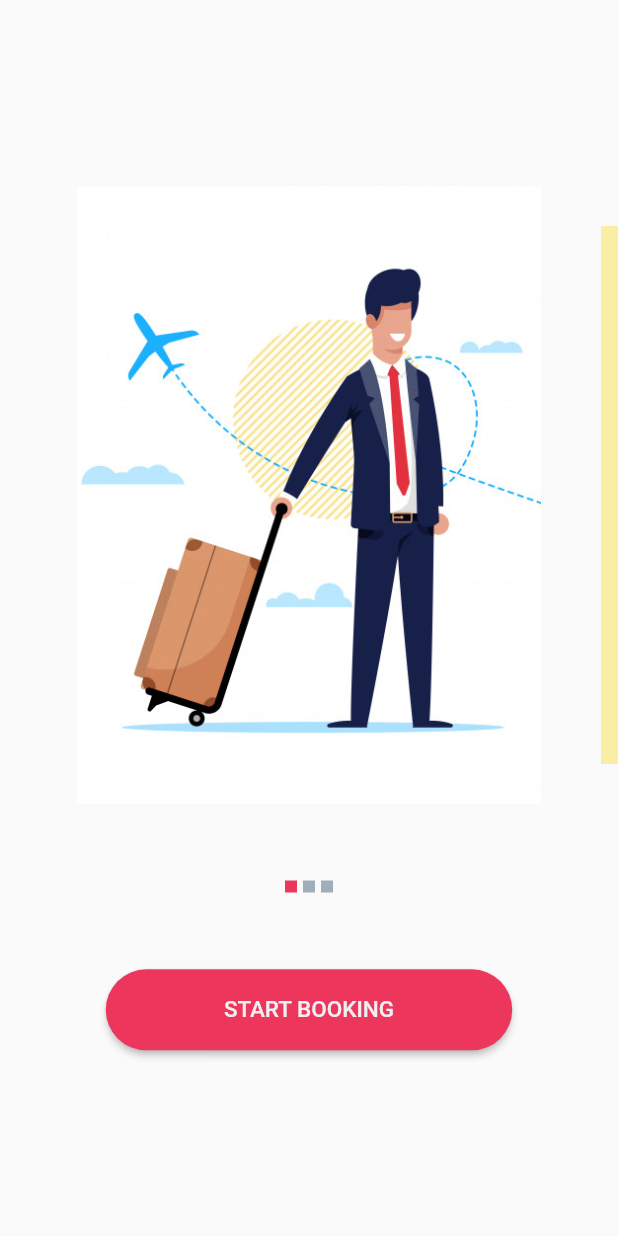
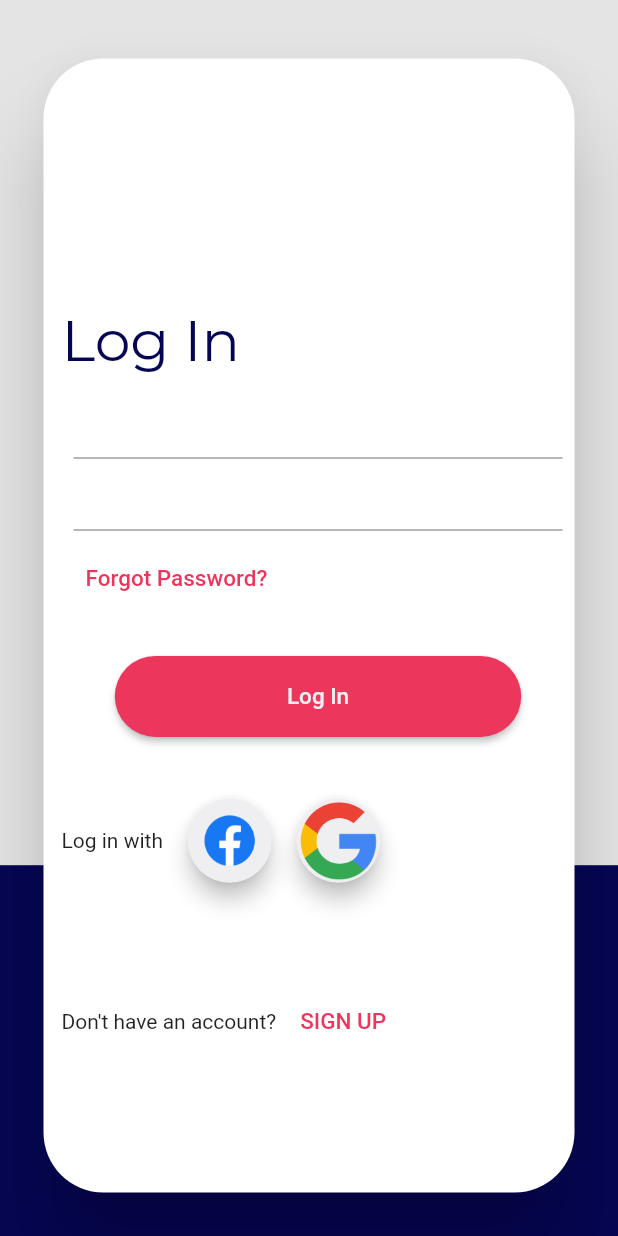
Before and after one commit to ShrirangaB/NavanaAir, a Flutter app: the screen it shows after launch, on a phone screen of 412 x 824 dp. Run offline on Flutter 3.47's test engine with Material 2 defaults, Android fonts, the phone set to English and light mode, and no system bars; drawn by our look-alikes of carousel_slider; our stand-ins replace google_fonts.

Commit message:
seventh commit

```diff
--- a/lib/constants/constantStrings.dart
+++ b/lib/constants/constantStrings.dart
@@ -24,6 +24,11 @@ class ConstantString {
   static const enterName = "please enter name";
   static const enterValidEmail = "Please enter the Email";
   static const opacImage = "assets/images/dwm.jpg";
+  static const logInText = "Log In";
+  static const logInWith = "Log in with";
+  static const forgotPwd = "Forgot Password?";
+  static const loginButtonTxt = "Log In";
+  static const dontHaveAcc = "Don't have an account?";
 }
 
 //adding  images in a list
@@ -33,3 +38,49 @@ List imgList = [
   "assets/images/image2.jpg",
   "assets/images/image3.jpg",
 ];
+
+//  //Validating the password
+//   String validatePassword(String value) {
+//     Pattern pattern =
+//         r'^(?=.*?[A-Z])(?=.*?[a-z])(?=.*?[0-9])(?=.*?[!@#\$&*~]).{8,}$';
+//     RegExp regex = RegExp(pattern);
+//     print(value);
+//     try {
+//       if (value.isEmpty) {
+//         return ConstantString.pleaseEnterPwd;
+//       } else {
+//         if (!regex.hasMatch(value))
+//           return ConstantString.pwdCondition;
+//         else
+//           return null;
+//       }
+//     } on Exception catch (e) {
+//       // TODO
+//     }
+//   }
+
+//   //Validating the Name
+//   String validateName(String value) {
+//     if (value.isEmpty) {
+//       return ConstantString.validname;
+//     }
+//     return null;
+//   }
+
+// //Validating the email
+// String validateEmail(String value) {
+//   Pattern pattern =
+//       r'^(([^<>()[\]\\.,;:\s@\"]+(\.[^<>()[\]\\.,;:\s@\"]+)*)|(\".+\"))@((\[[0-9]{1,3}\.[0-9]{1,3}\.[0-9]{1,3}\.[0-9]{1,3}\])|(([a-zA-Z\-0-9]+\.)+[a-zA-Z]{2,}))$';
+//   RegExp regex = RegExp(pattern);
+//   try {
+//     if (!regex.hasMatch(value)) {
+//       print('Email is valid');
+//       return 'Enter Valid Email';
+//     } else {
+//       print(ConstantString.validEmail);
+//       return ConstantString.validEmail;
+//     }
+//   } on Exception catch (e) {
+//       // TODO
+//   }
+// }
--- a/lib/constants/constantcolors.dart
+++ b/lib/constants/constantcolors.dart
@@ -11,4 +11,6 @@ class CustomColors {
   static const Color greyDots = Color(0xffA1ADBB);
   static const Color buttonPink = Color(0xffEC365C);
   static const Color pinkDots = Color(0xffEC365C);
+  static const Color cardWhite = Color(0xffffffff);
+  static const Color cardGrey = Color(0xffe4e4e4);
 }
--- a/lib/main.dart
+++ b/lib/main.dart
@@ -1,3 +1,4 @@
+import 'package:NavanaAir/screen/login.dart';
 import 'package:NavanaAir/screen/splashscreen.dart';
 import 'package:flutter/material.dart';
 
@@ -20,7 +21,7 @@ class MyApp extends StatelessWidget {
         //  primarySwatch: Colors.blue,
         visualDensity: VisualDensity.adaptivePlatformDensity,
       ),
-      home: SplashScreen(),
+      home: LoginPage(),
     );
   }
 }
--- /dev/null
+++ b/lib/screen/login.dart
@@ -0,0 +1,142 @@
+import 'package:NavanaAir/component/customButton.dart';
+import 'package:NavanaAir/component/spaceBetweenSizedBox.dart';
+import 'package:NavanaAir/constants/constantStrings.dart';
+import 'package:NavanaAir/constants/constantcolors.dart';
+import 'package:flutter/material.dart';
+import 'package:google_fonts/google_fonts.dart';
+
+class LoginPage extends StatefulWidget {
+  @override
+  _LoginPageState createState() => _LoginPageState();
+}
+
+class _LoginPageState extends State<LoginPage> {
+  @override
+  Widget build(BuildContext context) {
+    return Scaffold(
+      body: ListView(
+        children: [
+          SafeArea(
+            child: Stack(
+              children: [
+                Container(
+                  height: MediaQuery.of(context).size.height,
+                  width: MediaQuery.of(context).size.width,
+                  child: Column(
+                    children: [
+                      Container(
+                        height: MediaQuery.of(context).size.height * 0.7,
+                        width: MediaQuery.of(context).size.width,
+                        color: CustomColors.cardGrey,
+                      ),
+                      Container(
+                        height: MediaQuery.of(context).size.height * 0.3,
+                        width: MediaQuery.of(context).size.width,
+                        color: CustomColors.titleBlue,
+                      ),
+                    ],
+                  ),
+                ),
+                Positioned(
+                  top: 10,
+                  left: 0,
+                  right: 0,
+                  bottom: 0,
+                  child: Padding(
+                    padding: const EdgeInsets.all(25),
+                    child: SizedBox(
+                      height: MediaQuery.of(context).size.height * 0.9,
+                      width: MediaQuery.of(context).size.width * 0.9,
+                      child: Card(
+                        shape: RoundedRectangleBorder(
+                            borderRadius: BorderRadius.circular(40)),
+                        color: CustomColors.cardWhite,
+                        elevation: 25,
+                        child: Padding(
+                          padding: const EdgeInsets.fromLTRB(12, 0, 0, 0),
+                          child: Column(
+                            mainAxisAlignment: MainAxisAlignment.start,
+                            crossAxisAlignment: CrossAxisAlignment.start,
+                            children: [
+                              SizedBox(
+                                height:
+                                    MediaQuery.of(context).size.height * 0.2,
+                              ),
+                              Text(
+                                ConstantString.logInText,
+                                style: GoogleFonts.montserrat(
+                                  color: CustomColors.titleBlue,
+                                  fontSize: 38,
+                                ),
+                              ),
+                              Padding(
+                                padding: const EdgeInsets.all(8),
+                                child: Column(
+                                  children: [
+                                    TextFormField(),
+                                    TextFormField(),
+                                  ],
+                                ),
+                              ),
+                              FlatCustomButton(
+                                onPressed: () {},
+                                title: ConstantString.forgotPwd,
+                              ),
+                              CustomSizedBoxx(),
+                              Center(
+                                child: PrimaryButton(
+                                    onPressed: () {},
+                                    title: ConstantString.loginButtonTxt),
+                              ),
+                              CustomSizedBox(),
+                              Row(
+                                children: [
+                                  Text(ConstantString.logInWith),
+                                  SizedBox(
+                                    width: MediaQuery.of(context).size.width *
+                                        0.04,
+                                  ),
+                                  FloatingActionButton(
+                                    backgroundColor: CustomColors.constantWhite,
+                                    onPressed: () {},
+                                    child: Image.asset('assets/images/fb.png'),
+                                  ),
+                                  SizedBox(
+                                    width: MediaQuery.of(context).size.width *
+                                        0.04,
+                                  ),
+                                  FloatingActionButton(
+                                    backgroundColor: CustomColors.constantWhite,
+                                    onPressed: () {},
+                                    child:
+                                        Image.asset('assets/images/google.png'),
+                                  ),
+                                ],
+                              ),
+                              CustomSizedBox(),
+                              CustomSizedBoxx(),
+                              Center(
+                                child: Row(
+                                  children: [
+                                    Text(ConstantString.dontHaveAcc),
+                                    FlatCustomButton(
+                                        onPressed: () {},
+                                        title: ConstantString.buttonTextSignUp)
+                                  ],
+                                ),
+                              )
+                            ],
+                          ),
+                        ),
+                      ),
+                    ),
+                  ),
+                ),
+              ],
+            ),
+          ),
+        ],
+      ),
+    );
+  }
+}
--- a/lib/screen/signup.dart
+++ b/lib/screen/signup.dart
@@ -55,7 +55,7 @@ class _SignUpState extends State<SignUp> {
                         ),
                       )),
                   Positioned(
-                      top: MediaQuery.of(context).size.height / 4,
+                      top: MediaQuery.of(context).size.height / 3.5,
                       left: 0,
                       right: 0,
                       child: Form(
@@ -67,7 +67,7 @@ class _SignUpState extends State<SignUp> {
                               padding: const EdgeInsets.all(25),
                               child: Column(
                                 children: [
-//---------------textfeilds for name
+                                  //---------------textfeilds for name
                                   TextFormField(
                                     autofocus: true,
                                     textCapitalization:
@@ -93,7 +93,7 @@ class _SignUpState extends State<SignUp> {
                                     ),
                                     validator: validateName,
                                   ),
-//------------------------textformfeild for email
+                                  //------------------------textformfeild for email
                                   TextFormField(
                                     keyboardType: TextInputType.emailAddress,
                                     controller: emailController,
@@ -135,7 +135,7 @@ class _SignUpState extends State<SignUp> {
                                     },
                                   ),
 
-//-----------------textformfeild for password Input
+                                  //-----------------textformfeild for password Input
                                   TextFormField(
                                     keyboardType: TextInputType.text,
                                     controller: passwordController,
@@ -179,7 +179,7 @@ class _SignUpState extends State<SignUp> {
                               ),
                             ),
                             CustomSizedBox(),
-//---------------raisedbutton from reusable component
+                            //---------------raisedbutton from reusable component
                             PrimaryButton(
                               onPressed: () {
                                 try {
```
Also changed, not shown: assets/images/fb.png (added), assets/images/google.png (added).
